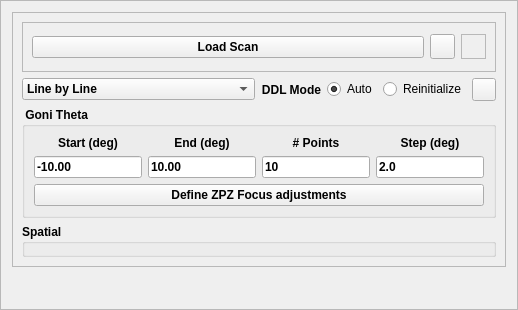
RussBerg/pyStxm3, file cls/applications/pyStxm/scan_plugins/tomography_scan.ui: the form before one commit.
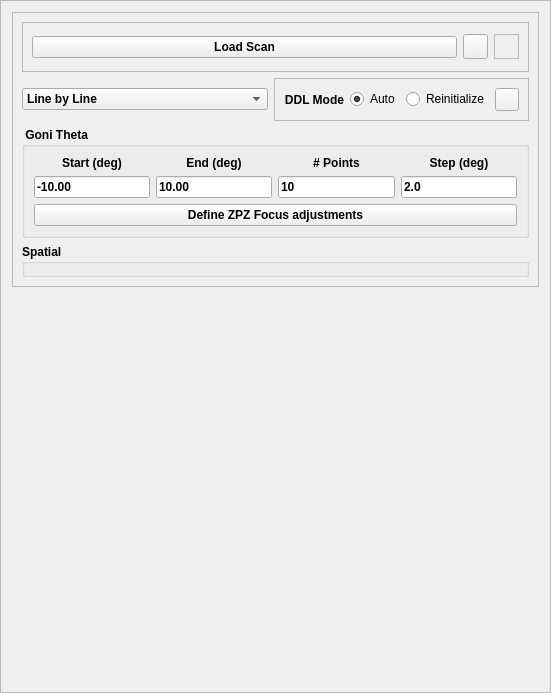
The form after the commit. Icons and pictures are not drawn.

Patch:
```diff
--- a/cls/applications/pyStxm/scan_plugins/tomography_scan.ui
+++ b/cls/applications/pyStxm/scan_plugins/tomography_scan.ui
@@ -6,8 +6,8 @@
    <rect>
     <x>0</x>
     <y>0</y>
-    <width>518</width>
-    <height>310</height>
+    <width>551</width>
+    <height>693</height>
    </rect>
   </property>
   <property name="focusPolicy">
@@ -127,7 +127,7 @@
        </widget>
       </item>
       <item>
-       <layout class="QHBoxLayout" name="horizontalLayout_4">
+       <layout class="QHBoxLayout" name="horizontalLayout_3">
         <item>
          <widget class="QComboBox" name="scanTypeSelComboBox">
           <property name="enabled">
@@ -161,7 +161,14 @@
          </widget>
         </item>
         <item>
-         <layout class="QHBoxLayout" name="horizontalLayout_3">
+         <widget class="QFrame" name="ddlFrame">
+          <property name="frameShape">
+           <enum>QFrame::StyledPanel</enum>
+          </property>
+          <property name="frameShadow">
+           <enum>QFrame::Sunken</enum>
+          </property>
+          <layout class="QHBoxLayout" name="horizontalLayout_4">
           <item>
            <widget class="QLabel" name="label">
             <property name="font">
@@ -216,6 +223,7 @@
            </widget>
           </item>
          </layout>
+         </widget>
         </item>
        </layout>
       </item>
```
Lines whose indentation alone changed are shown as unchanged.
